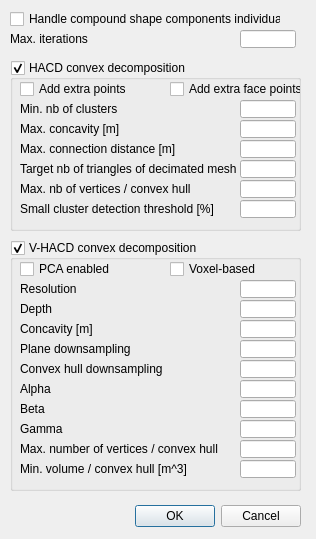
CoppeliaRobotics/coppeliaSimLib, file ui/qdlgconvexdecomposition.ui: the form before one commit.
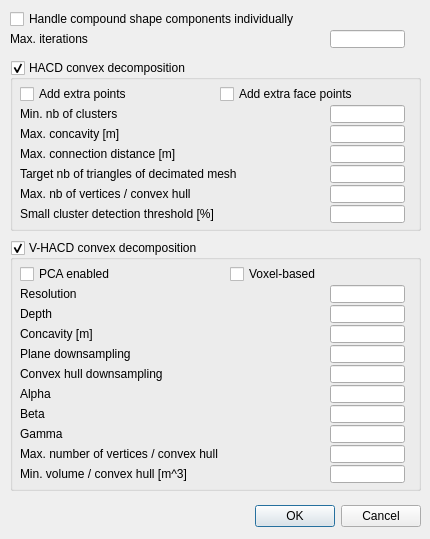
The form after the commit.

```diff
--- a/ui/qdlgconvexdecomposition.ui
+++ b/ui/qdlgconvexdecomposition.ui
@@ -6,7 +6,7 @@
    <rect>
     <x>0</x>
     <y>0</y>
-    <width>316</width>
+    <width>430</width>
     <height>539</height>
    </rect>
   </property>
@@ -21,7 +21,7 @@
     <rect>
      <x>10</x>
      <y>500</y>
-     <width>291</width>
+     <width>411</width>
      <height>32</height>
     </rect>
    </property>
@@ -34,7 +34,7 @@
     <rect>
      <x>10</x>
      <y>10</y>
-     <width>271</width>
+     <width>401</width>
      <height>18</height>
     </rect>
    </property>
@@ -61,9 +61,9 @@
   <widget class="QLineEdit" name="qqMaxIterations">
    <property name="geometry">
     <rect>
-     <x>240</x>
+     <x>330</x>
      <y>30</y>
-     <width>56</width>
+     <width>75</width>
      <height>18</height>
     </rect>
    </property>
@@ -73,7 +73,7 @@
     <rect>
      <x>10</x>
      <y>60</y>
-     <width>291</width>
+     <width>411</width>
      <height>171</height>
     </rect>
    </property>
@@ -89,9 +89,9 @@
    <widget class="QLineEdit" name="qqTargetBlabla">
     <property name="geometry">
      <rect>
-      <x>230</x>
-      <y>100</y>
-      <width>56</width>
+      <x>320</x>
+      <y>105</y>
+      <width>75</width>
       <height>18</height>
      </rect>
     </property>
@@ -99,9 +99,9 @@
    <widget class="QLineEdit" name="qqMaxHullVertices">
     <property name="geometry">
      <rect>
-      <x>230</x>
-      <y>120</y>
-      <width>56</width>
+      <x>320</x>
+      <y>125</y>
+      <width>75</width>
       <height>18</height>
      </rect>
     </property>
@@ -110,8 +110,8 @@
     <property name="geometry">
      <rect>
       <x>10</x>
-      <y>140</y>
-      <width>221</width>
+      <y>145</y>
+      <width>291</width>
       <height>18</height>
      </rect>
     </property>
@@ -123,8 +123,8 @@
     <property name="geometry">
      <rect>
       <x>10</x>
-      <y>20</y>
-      <width>141</width>
+      <y>25</y>
+      <width>201</width>
       <height>18</height>
      </rect>
     </property>
@@ -139,7 +139,7 @@
     <property name="geometry">
      <rect>
       <x>10</x>
-      <y>60</y>
+      <y>65</y>
       <width>211</width>
       <height>18</height>
      </rect>
@@ -152,8 +152,8 @@
     <property name="geometry">
      <rect>
       <x>10</x>
-      <y>100</y>
-      <width>221</width>
+      <y>105</y>
+      <width>301</width>
       <height>18</height>
      </rect>
     </property>
@@ -164,9 +164,9 @@
    <widget class="QLineEdit" name="qqConnectDist">
     <property name="geometry">
      <rect>
-      <x>230</x>
-      <y>80</y>
-      <width>56</width>
+      <x>320</x>
+      <y>85</y>
+      <width>75</width>
       <height>18</height>
      </rect>
     </property>
@@ -174,9 +174,9 @@
    <widget class="QLineEdit" name="qqClusters">
     <property name="geometry">
      <rect>
-      <x>230</x>
-      <y>40</y>
-      <width>56</width>
+      <x>320</x>
+      <y>45</y>
+      <width>75</width>
       <height>18</height>
      </rect>
     </property>
@@ -184,9 +184,9 @@
    <widget class="QCheckBox" name="qqExtraFacesPoints">
     <property name="geometry">
      <rect>
-      <x>160</x>
-      <y>20</y>
-      <width>131</width>
+      <x>210</x>
+      <y>25</y>
+      <width>201</width>
       <height>18</height>
      </rect>
     </property>
@@ -200,9 +200,9 @@
    <widget class="QLineEdit" name="qqSmallClusterThreshold">
     <property name="geometry">
      <rect>
-      <x>230</x>
-      <y>140</y>
-      <width>56</width>
+      <x>320</x>
+      <y>145</y>
+      <width>75</width>
       <height>18</height>
      </rect>
     </property>
@@ -210,9 +210,9 @@
    <widget class="QLineEdit" name="qqConcavity">
     <property name="geometry">
      <rect>
-      <x>230</x>
-      <y>60</y>
-      <width>56</width>
+      <x>320</x>
+      <y>65</y>
+      <width>75</width>
       <height>18</height>
      </rect>
     </property>
@@ -221,8 +221,8 @@
     <property name="geometry">
      <rect>
       <x>10</x>
-      <y>80</y>
-      <width>221</width>
+      <y>85</y>
+      <width>301</width>
       <height>18</height>
      </rect>
     </property>
@@ -234,8 +234,8 @@
     <property name="geometry">
      <rect>
       <x>10</x>
-      <y>120</y>
-      <width>221</width>
+      <y>125</y>
+      <width>301</width>
       <height>18</height>
      </rect>
     </property>
@@ -247,7 +247,7 @@
     <property name="geometry">
      <rect>
       <x>10</x>
-      <y>40</y>
+      <y>45</y>
       <width>221</width>
       <height>18</height>
      </rect>
@@ -262,7 +262,7 @@
     <rect>
      <x>10</x>
      <y>240</y>
-     <width>291</width>
+     <width>411</width>
      <height>251</height>
     </rect>
    </property>
@@ -278,9 +278,9 @@
    <widget class="QLineEdit" name="qqPlaneDownsampling">
     <property name="geometry">
      <rect>
-      <x>230</x>
-      <y>100</y>
-      <width>56</width>
+      <x>320</x>
+      <y>105</y>
+      <width>75</width>
       <height>18</height>
      </rect>
     </property>
@@ -288,9 +288,9 @@
    <widget class="QLineEdit" name="qqConvexHullDownsampling">
     <property name="geometry">
      <rect>
-      <x>230</x>
-      <y>120</y>
-      <width>56</width>
+      <x>320</x>
+      <y>125</y>
+      <width>75</width>
       <height>18</height>
      </rect>
     </property>
@@ -299,7 +299,7 @@
     <property name="geometry">
      <rect>
       <x>10</x>
-      <y>140</y>
+      <y>145</y>
       <width>221</width>
       <height>18</height>
      </rect>
@@ -312,7 +312,7 @@
     <property name="geometry">
      <rect>
       <x>10</x>
-      <y>20</y>
+      <y>25</y>
       <width>141</width>
       <height>18</height>
      </rect>
@@ -328,7 +328,7 @@
     <property name="geometry">
      <rect>
       <x>10</x>
-      <y>60</y>
+      <y>65</y>
       <width>211</width>
       <height>18</height>
      </rect>
@@ -341,7 +341,7 @@
     <property name="geometry">
      <rect>
       <x>10</x>
-      <y>100</y>
+      <y>105</y>
       <width>221</width>
       <height>18</height>
      </rect>
@@ -353,9 +353,9 @@
    <widget class="QLineEdit" name="qqConcavity_2">
     <property name="geometry">
      <rect>
-      <x>230</x>
-      <y>80</y>
-      <width>56</width>
+      <x>320</x>
+      <y>85</y>
+      <width>75</width>
       <height>18</height>
      </rect>
     </property>
@@ -363,9 +363,9 @@
    <widget class="QLineEdit" name="qqResolution">
     <property name="geometry">
      <rect>
-      <x>230</x>
-      <y>40</y>
-      <width>56</width>
+      <x>320</x>
+      <y>45</y>
+      <width>75</width>
       <height>18</height>
      </rect>
     </property>
@@ -373,9 +373,9 @@
    <widget class="QCheckBox" name="qqVoxelBased">
     <property name="geometry">
      <rect>
-      <x>160</x>
-      <y>20</y>
-      <width>131</width>
+      <x>220</x>
+      <y>25</y>
+      <width>161</width>
       <height>18</height>
      </rect>
     </property>
@@ -389,9 +389,9 @@
    <widget class="QLineEdit" name="qqAlpha">
     <property name="geometry">
      <rect>
-      <x>230</x>
-      <y>140</y>
-      <width>56</width>
+      <x>320</x>
+      <y>145</y>
+      <width>75</width>
       <height>18</height>
      </rect>
     </property>
@@ -399,9 +399,9 @@
    <widget class="QLineEdit" name="qqDepth">
     <property name="geometry">
      <rect>
-      <x>230</x>
-      <y>60</y>
-      <width>56</width>
+      <x>320</x>
+      <y>65</y>
+      <width>75</width>
       <height>18</height>
      </rect>
     </property>
@@ -410,7 +410,7 @@
     <property name="geometry">
      <rect>
       <x>10</x>
-      <y>80</y>
+      <y>85</y>
       <width>221</width>
       <height>18</height>
      </rect>
@@ -423,8 +423,8 @@
     <property name="geometry">
      <rect>
       <x>10</x>
-      <y>120</y>
-      <width>221</width>
+      <y>125</y>
+      <width>281</width>
       <height>18</height>
      </rect>
     </property>
@@ -436,7 +436,7 @@
     <property name="geometry">
      <rect>
       <x>10</x>
-      <y>40</y>
+      <y>45</y>
       <width>221</width>
       <height>18</height>
      </rect>
@@ -448,9 +448,9 @@
    <widget class="QLineEdit" name="qqGamma">
     <property name="geometry">
      <rect>
-      <x>230</x>
-      <y>180</y>
-      <width>56</width>
+      <x>320</x>
+      <y>185</y>
+      <width>75</width>
       <height>18</height>
      </rect>
     </property>
@@ -459,7 +459,7 @@
     <property name="geometry">
      <rect>
       <x>10</x>
-      <y>180</y>
+      <y>185</y>
       <width>221</width>
       <height>18</height>
      </rect>
@@ -471,9 +471,9 @@
    <widget class="QLineEdit" name="qqBeta">
     <property name="geometry">
      <rect>
-      <x>230</x>
-      <y>160</y>
-      <width>56</width>
+      <x>320</x>
+      <y>165</y>
+      <width>75</width>
       <height>18</height>
      </rect>
     </property>
@@ -482,7 +482,7 @@
     <property name="geometry">
      <rect>
       <x>10</x>
-      <y>160</y>
+      <y>165</y>
       <width>221</width>
       <height>18</height>
      </rect>
@@ -495,8 +495,8 @@
     <property name="geometry">
      <rect>
       <x>10</x>
-      <y>200</y>
-      <width>221</width>
+      <y>205</y>
+      <width>301</width>
       <height>18</height>
      </rect>
     </property>
@@ -507,9 +507,9 @@
    <widget class="QLineEdit" name="qqMaxVerticesPerCh">
     <property name="geometry">
      <rect>
-      <x>230</x>
-      <y>200</y>
-      <width>56</width>
+      <x>320</x>
+      <y>205</y>
+      <width>75</width>
       <height>18</height>
      </rect>
     </property>
@@ -518,8 +518,8 @@
     <property name="geometry">
      <rect>
       <x>10</x>
-      <y>220</y>
-      <width>221</width>
+      <y>225</y>
+      <width>301</width>
       <height>18</height>
      </rect>
     </property>
@@ -530,9 +530,9 @@
    <widget class="QLineEdit" name="qqMinVolumePerCh">
     <property name="geometry">
      <rect>
-      <x>230</x>
-      <y>220</y>
-      <width>56</width>
+      <x>320</x>
+      <y>225</y>
+      <width>75</width>
       <height>18</height>
      </rect>
     </property>
```
